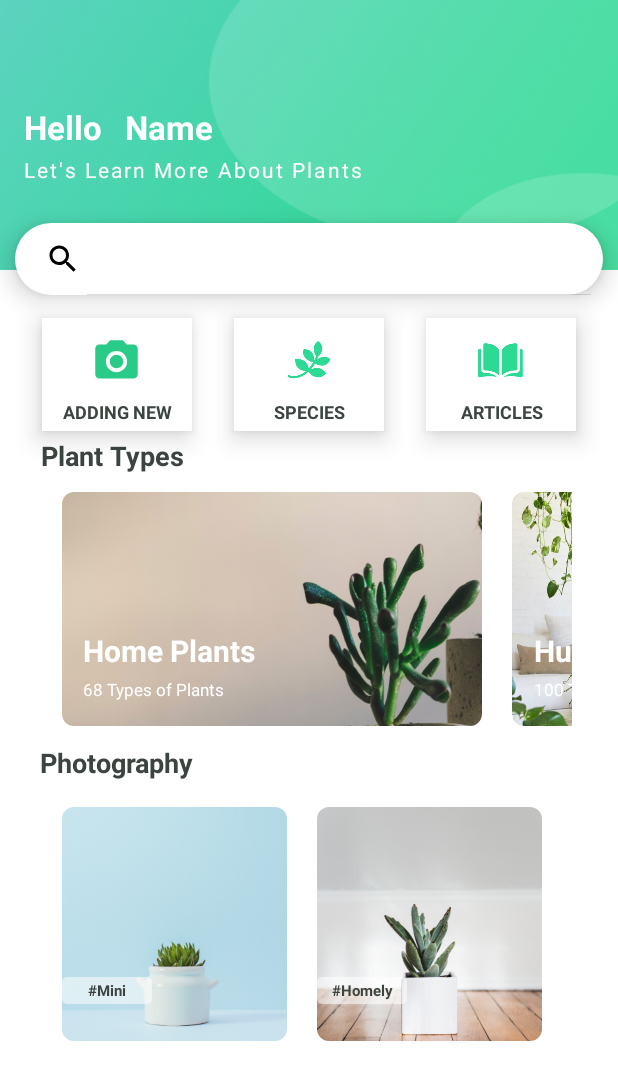
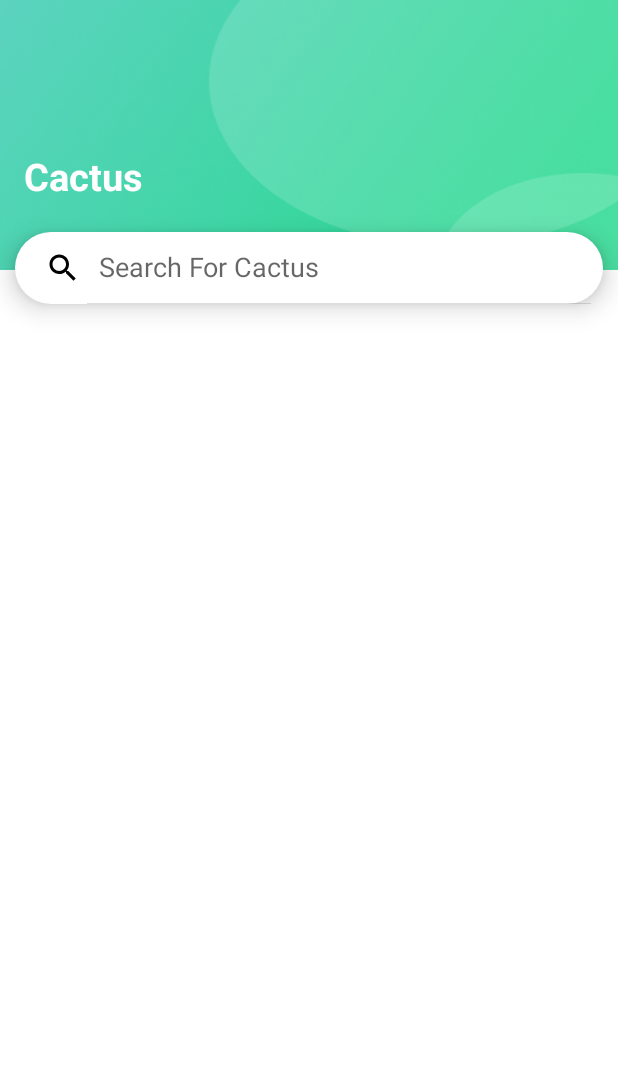
Before and after one commit to datiel98/Species, an Android app: the screen it shows after launch (HomeScreenActivity before the commit, ListSpeciesActivity after it), on a phone screen of 412 x 824 dp. Shown: the top 1080 px of the screen. Run offline under Robolectric (Android 15) with nearby library versions, the phone set to English and light mode, and no system bars; our stand-ins replace Firebase (no records; nobody signed in at launch, a user with empty details on screens opened directly).

Commit message:
[Home Screen]

```diff
--- a/app/build.gradle
+++ b/app/build.gradle
@@ -47,6 +47,7 @@ dependencies {
     implementation 'com.google.firebase:firebase-firestore:24.4.1'
     implementation 'com.google.firebase:firebase-firestore-ktx:24.4.1'
     implementation 'androidx.core:core-ktx:1.10.1'
+    implementation 'com.google.firebase:firebase-storage:20.1.0'
     testImplementation 'junit:junit:4.13.2'
     androidTestImplementation 'androidx.test.ext:junit:1.1.5'
     androidTestImplementation 'androidx.test.espresso:espresso-core:3.5.1'
@@ -57,4 +58,6 @@ dependencies {
 
     implementation 'androidx.viewpager2:viewpager2:1.0.0'
     implementation 'com.google.android.material:material:1.9.0'
+    implementation 'com.github.bumptech.glide:glide:4.15.1'
+    annotationProcessor 'com.github.bumptech.glide:compiler:4.15.1'
 }
--- /dev/null
+++ b/app/src/main/java/com/example/species/ListSpeciesActivity.kt
@@ -0,0 +1,53 @@
+package com.example.species
+
+import android.content.Intent
+import androidx.appcompat.app.AppCompatActivity
+import android.os.Bundle
+import android.widget.Toast
+import androidx.recyclerview.widget.LinearLayoutManager
+import com.example.species.databinding.ActivityHomeScreenBinding
+import com.example.species.databinding.ActivityListSpeciesBinding
+import com.google.firebase.firestore.FirebaseFirestore
+import com.google.firebase.firestore.ktx.toObject
+
+class ListSpeciesActivity : AppCompatActivity() {
+
+    private lateinit var binding: ActivityListSpeciesBinding
+    private lateinit var speciesAdapter: SpeciesAdapter
+    private lateinit var speciesList: ArrayList<Species>
+
+    override fun onCreate(savedInstanceState: Bundle?) {
+        super.onCreate(savedInstanceState)
+        binding = ActivityListSpeciesBinding.inflate(layoutInflater)
+        setContentView(binding.root)
+
+        binding.listSpeciesRecyclerView.apply {
+            layoutManager = LinearLayoutManager(this@ListSpeciesActivity)
+        }
+
+        speciesList = arrayListOf()
+
+        FirebaseFirestore.getInstance().collection("plants")
+            .whereEqualTo("species", "Cactus")
+            .get()
+            .addOnSuccessListener { documents ->
+                for (document in documents) {
+                    val eachSpecies: Species? = document.toObject<Species>(Species::class.java)
+                    speciesList.add(eachSpecies!!)
+                }
+                speciesAdapter = SpeciesAdapter(this, speciesList)
+                binding.listSpeciesRecyclerView.adapter = speciesAdapter
+                speciesAdapter.onItemClick = {
+                    val intent = Intent(this, DetailSpeciesActivity::class.java)
+                    intent.putExtra("species", it)
+                    startActivity(intent)
+                }
+            }
+            .addOnFailureListener {
+                Toast.makeText(this, "An error has occurred", Toast.LENGTH_SHORT).show()
+            }
+
+
+    }
+
+}
--- a/app/src/main/res/layout/activity_home_screen.xml
+++ b/app/src/main/res/layout/activity_home_screen.xml
@@ -18,7 +18,7 @@
         app:layout_constraintVertical_bias="0.0" />
 
     <TextView
-        android:id="@+id/textView2"
+        android:id="@+id/textUserName"
         android:layout_width="wrap_content"
         android:layout_height="wrap_content"
         android:layout_marginStart="16dp"
@@ -30,20 +30,6 @@
         app:layout_constraintStart_toStartOf="parent"
         app:layout_constraintTop_toTopOf="parent" />
 
-    <TextView
-        android:id="@+id/textUserName"
-        android:layout_width="wrap_content"
-        android:layout_height="wrap_content"
-        android:text="@string/name"
-        android:textColor="@color/white"
-        android:textSize="22sp"
-        android:textStyle="bold"
-        app:layout_constraintBottom_toBottomOf="@+id/textView2"
-        app:layout_constraintEnd_toEndOf="parent"
-        app:layout_constraintHorizontal_bias="0.053"
-        app:layout_constraintStart_toEndOf="@+id/textView2"
-        app:layout_constraintTop_toTopOf="@+id/textView2"
-        app:layout_constraintVertical_bias="0.0" />
 
     <TextView
         android:id="@+id/textView3"
@@ -56,8 +42,8 @@
         android:textColor="@color/white"
         app:layout_constraintEnd_toEndOf="@+id/textUserName"
         app:layout_constraintHorizontal_bias="0.0"
-        app:layout_constraintStart_toStartOf="@+id/textView2"
-        app:layout_constraintTop_toBottomOf="@+id/textView2" />
+        app:layout_constraintStart_toStartOf="@+id/textUserName"
+        app:layout_constraintTop_toBottomOf="@+id/textUserName" />
 
     <SearchView
         android:id="@+id/searchView"
--- /dev/null
+++ b/app/src/main/res/layout/activity_list_species.xml
@@ -0,0 +1,60 @@
+<?xml version="1.0" encoding="utf-8"?>
+<androidx.constraintlayout.widget.ConstraintLayout xmlns:android="http://schemas.android.com/apk/res/android"
+    xmlns:app="http://schemas.android.com/apk/res-auto"
+    xmlns:tools="http://schemas.android.com/tools"
+    android:layout_width="match_parent"
+    android:layout_height="match_parent"
+    android:background="#FFFFFF"
+    tools:context=".ListSpeciesActivity">
+
+    <ImageView
+        android:layout_width="match_parent"
+        android:layout_height="180dp"
+        android:src="@drawable/green_background"
+        android:scaleType="fitXY"
+        app:layout_constraintEnd_toEndOf="parent"
+        app:layout_constraintStart_toStartOf="parent"
+        app:layout_constraintTop_toTopOf="parent"
+        app:layout_constraintVertical_bias="0.0" />
+
+    <TextView
+        android:id="@+id/textSpecies"
+        android:layout_width="wrap_content"
+        android:layout_height="wrap_content"
+        android:layout_marginStart="16dp"
+        android:layout_marginTop="100dp"
+        android:text="@string/cactus"
+        android:textColor="@color/white"
+        android:textSize="25sp"
+        android:textStyle="bold"
+        app:layout_constraintStart_toStartOf="parent"
+        app:layout_constraintTop_toTopOf="parent" />
+
+    <SearchView
+        android:id="@+id/searchView"
+        android:layout_width="match_parent"
+        android:layout_height="wrap_content"
+        android:layout_marginStart="10dp"
+        android:layout_marginTop="20dp"
+        android:layout_marginEnd="10dp"
+        android:background="@drawable/search_bar"
+        android:elevation="10dp"
+        android:iconifiedByDefault="false"
+        android:queryHint="Search For Cactus"
+        android:searchIcon="@drawable/ic_search"
+        app:layout_constraintEnd_toEndOf="parent"
+        app:layout_constraintHorizontal_bias="0.491"
+        app:layout_constraintStart_toStartOf="parent"
+        app:layout_constraintTop_toBottomOf="@+id/textSpecies" />
+
+    <androidx.recyclerview.widget.RecyclerView
+        android:id="@+id/listSpeciesRecyclerView"
+        android:layout_width="409dp"
+        android:layout_height="688dp"
+        android:layout_marginTop="1dp"
+        app:layout_constraintEnd_toEndOf="parent"
+        app:layout_constraintStart_toStartOf="parent"
+        app:layout_constraintTop_toBottomOf="@+id/searchView" />
+
+
+</androidx.constraintlayout.widget.ConstraintLayout>
```
Also changed, not shown: app/src/main/AndroidManifest.xml (+7 -1 lines), app/src/main/java/com/example/species/DetailSpeciesActivity.kt (added, +37 -0 lines), app/src/main/java/com/example/species/Species.kt (added, +63 -0 lines), app/src/main/java/com/example/species/SpeciesAdapter.kt (added, +52 -0 lines), app/src/main/res/drawable/white_square.xml (added, +11 -0 lines), app/src/main/res/layout/activity_detail_species.xml (added, +141 -0 lines), app/src/main/res/layout/each_species.xml (added, +150 -0 lines), app/src/main/res/values/strings.xml (+8 -0 lines), app/src/main/res/drawable/photo4.png (added).
